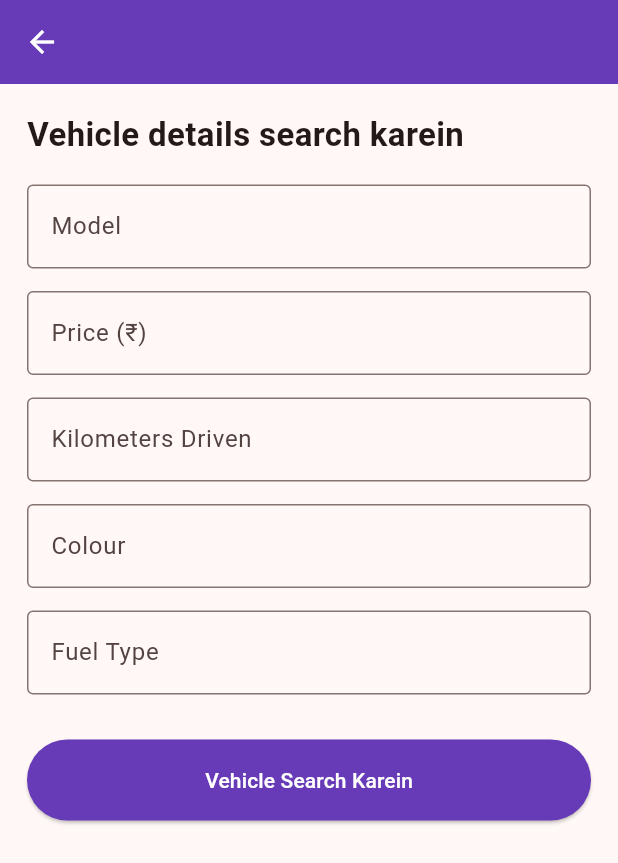
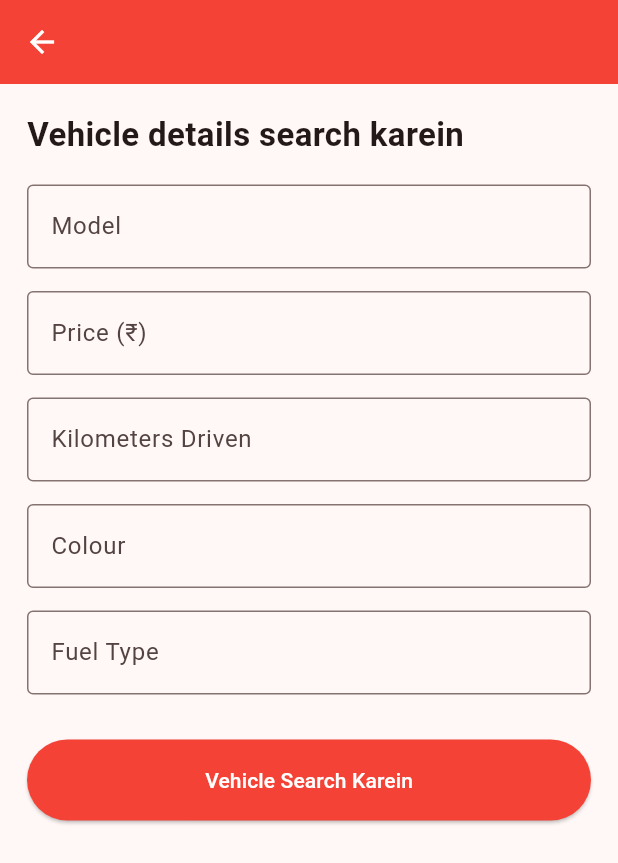
Before and after one commit to shaikhnaeem2444-a11y/Safe-Deals, a Flutter app: the VehicleFormScreen screen opened directly with empty values, on a phone screen of 412 x 824 dp. Shown: the top 863 px of the screen. Run offline on Flutter 3.47's test engine with Material 3 defaults, Android fonts, the phone set to English and light mode, and no system bars; our stand-ins replace camera.

Commit message:
Update main.dart

```diff
--- a/lib/main.dart
+++ b/lib/main.dart
@@ -965,7 +965,7 @@ class _VehicleFormScreenState extends State<VehicleFormScreen> {
     return Scaffold(
       appBar: AppBar(
         title: Text(widget.categoryTitle),
-        backgroundColor: Colors.deepPurple,
+        backgroundColor: Colors.red,
         foregroundColor: Colors.white,
       ),
       body: SafeArea(
@@ -1020,7 +1020,7 @@ class _VehicleFormScreenState extends State<VehicleFormScreen> {
                 child: ElevatedButton(
                   onPressed: _submit,
                   style: ElevatedButton.styleFrom(
-                    backgroundColor: Colors.deepPurple,
+                    backgroundColor: Colors.red,
                     foregroundColor: Colors.white,
                   ),
                   child: Text(
```
